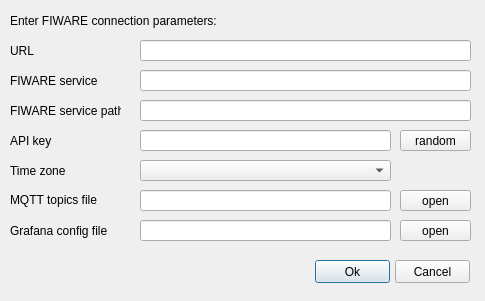
The window that src/gui/fiware_config_dialog_ui.ui (ErnestoVivas/FiBEM) describes before a commit, drawn with Qt 5.
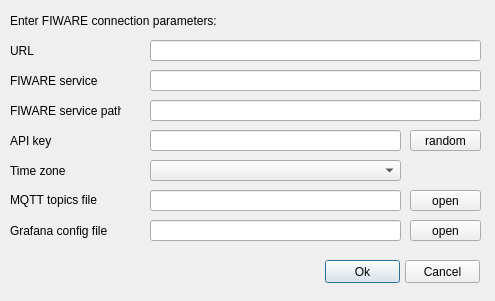
The same window after the commit.

Commit message: Started implemention of export ontology, gui improvements

Diff of the .ui file:
```diff
--- a/src/gui/fiware_config_dialog_ui.ui
+++ b/src/gui/fiware_config_dialog_ui.ui
@@ -6,19 +6,19 @@
    <rect>
     <x>0</x>
     <y>0</y>
-    <width>485</width>
+    <width>495</width>
     <height>301</height>
    </rect>
   </property>
   <property name="minimumSize">
    <size>
-    <width>485</width>
+    <width>495</width>
     <height>301</height>
    </size>
   </property>
   <property name="maximumSize">
    <size>
-    <width>485</width>
+    <width>495</width>
     <height>301</height>
    </size>
   </property>
@@ -132,7 +132,7 @@
   <widget class="QLineEdit" name="line_edit_url">
    <property name="geometry">
     <rect>
-     <x>140</x>
+     <x>150</x>
      <y>40</y>
      <width>331</width>
      <height>21</height>
@@ -142,7 +142,7 @@
   <widget class="QLineEdit" name="line_edit_api_key">
    <property name="geometry">
     <rect>
-     <x>140</x>
+     <x>150</x>
      <y>130</y>
      <width>251</width>
      <height>21</height>
@@ -152,7 +152,7 @@
   <widget class="QLineEdit" name="line_edit_fiware_service">
    <property name="geometry">
     <rect>
-     <x>140</x>
+     <x>150</x>
      <y>70</y>
      <width>331</width>
      <height>21</height>
@@ -162,7 +162,7 @@
   <widget class="QLineEdit" name="line_edit_fiware_service_path">
    <property name="geometry">
     <rect>
-     <x>140</x>
+     <x>150</x>
      <y>100</y>
      <width>331</width>
      <height>21</height>
@@ -172,7 +172,7 @@
   <widget class="QComboBox" name="combo_box_time_zone">
    <property name="geometry">
     <rect>
-     <x>140</x>
+     <x>150</x>
      <y>160</y>
      <width>251</width>
      <height>21</height>
@@ -182,7 +182,7 @@
   <widget class="QLineEdit" name="line_edit_mqtt_topics_file">
    <property name="geometry">
     <rect>
-     <x>140</x>
+     <x>150</x>
      <y>190</y>
      <width>251</width>
      <height>21</height>
@@ -192,7 +192,7 @@
   <widget class="QPushButton" name="button_open_mqtt_topics_file">
    <property name="geometry">
     <rect>
-     <x>400</x>
+     <x>410</x>
      <y>190</y>
      <width>71</width>
      <height>21</height>
@@ -208,7 +208,7 @@
   <widget class="QLineEdit" name="line_edit_grafana_config_file">
    <property name="geometry">
     <rect>
-     <x>140</x>
+     <x>150</x>
      <y>220</y>
      <width>251</width>
      <height>21</height>
@@ -218,7 +218,7 @@
   <widget class="QPushButton" name="button_open_grafana_config_file">
    <property name="geometry">
     <rect>
-     <x>400</x>
+     <x>410</x>
      <y>220</y>
      <width>71</width>
      <height>21</height>
@@ -234,7 +234,7 @@
   <widget class="QPushButton" name="button_ok">
    <property name="geometry">
     <rect>
-     <x>315</x>
+     <x>325</x>
      <y>260</y>
      <width>75</width>
      <height>23</height>
@@ -250,7 +250,7 @@
   <widget class="QPushButton" name="button_cancel">
    <property name="geometry">
     <rect>
-     <x>395</x>
+     <x>405</x>
      <y>260</y>
      <width>75</width>
      <height>23</height>
@@ -266,7 +266,7 @@
   <widget class="QPushButton" name="button_random_api_key">
    <property name="geometry">
     <rect>
-     <x>400</x>
+     <x>410</x>
      <y>130</y>
      <width>71</width>
      <height>21</height>
```
The commit also changes 7 other files.
